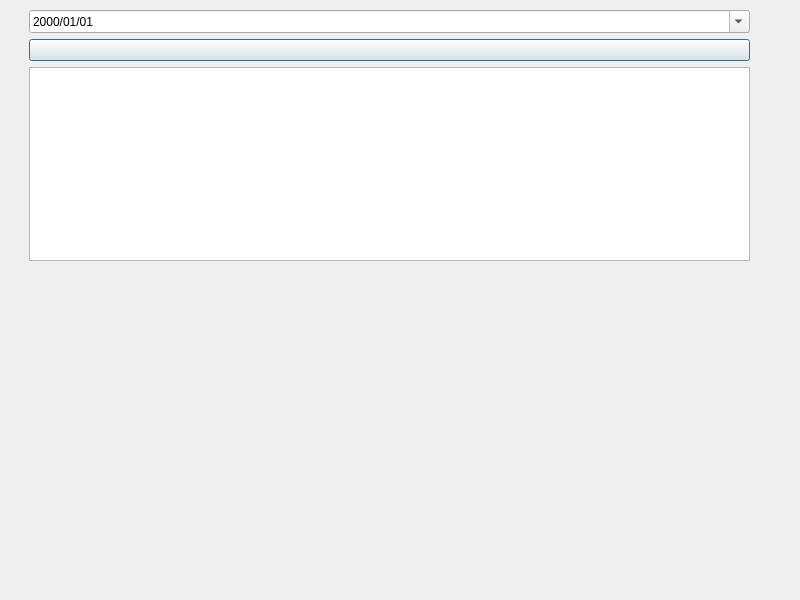
Above: form/ViewInventaire.ui from Alt68719/projet_achats before the change. Below: the same form after it.
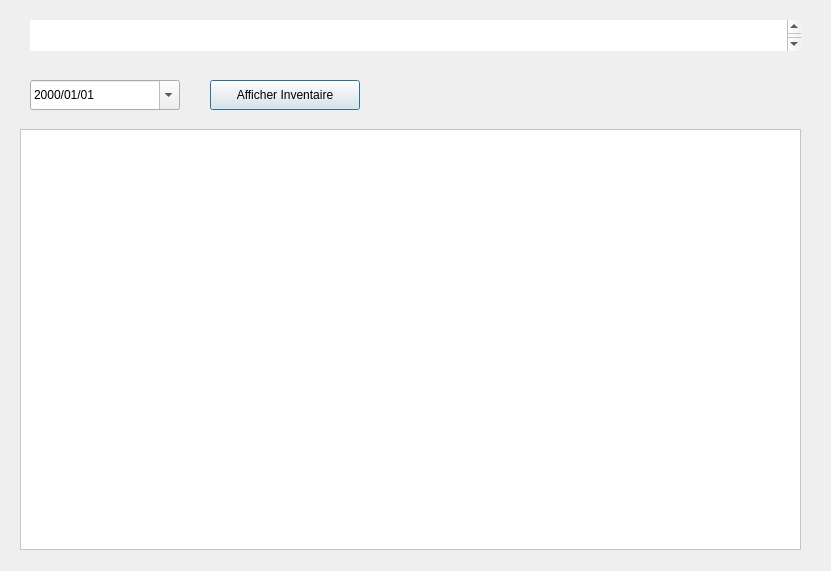
That is the form after the change. Icons and pictures are not drawn.

```diff
--- a/form/ViewInventaire.ui
+++ b/form/ViewInventaire.ui
@@ -6,25 +6,32 @@
    <rect>
     <x>0</x>
     <y>0</y>
-    <width>800</width>
-    <height>600</height>
+    <width>831</width>
+    <height>571</height>
    </rect>
   </property>
   <property name="windowTitle">
    <string>Inventaire Journalier</string>
   </property>
-  <widget class="QWidget" name="verticalLayoutWidget">
-   <property name="geometry">
-    <rect>
-     <x>29</x>
-     <y>10</y>
-     <width>721</width>
-     <height>251</height>
-    </rect>
-   </property>
-   <layout class="QVBoxLayout" name="verticalLayout">
-    <item>
+  <property name="styleSheet">
+   <string notr="true">QTableView{
+	background-color: white;
+}QWidget#ViewInventaire {
+    border-image: url(&quot;C:/projet_QT/projet_achats/image000/fond02.jpg&quot;) 0 0 0 0 stretch stretch;
+}
+
+
+</string>
+  </property>
      <widget class="QDateEdit" name="dateEdit">
+   <property name="geometry">
+    <rect>
+     <x>30</x>
+     <y>80</y>
+     <width>150</width>
+     <height>30</height>
+    </rect>
+   </property>
       <property name="displayFormat">
        <string>yyyy/MM/dd</string>
       </property>
@@ -39,21 +46,57 @@
        </date>
       </property>
      </widget>
-    </item>
-    <item>
      <widget class="QPushButton" name="btnAfficher">
+   <property name="geometry">
+    <rect>
+     <x>210</x>
+     <y>80</y>
+     <width>150</width>
+     <height>30</height>
+    </rect>
+   </property>
       <property name="text">
-      <rect>
-        <width>100</width>
-      </rect>
        <string>Afficher Inventaire</string>
       </property>
      </widget>
-    </item>
-    <item>
-     <widget class="QTableView" name="tableView"/>
-    </item>
-   </layout>
+  <widget class="QTableView" name="tableView">
+   <property name="geometry">
+    <rect>
+     <x>20</x>
+     <y>129</y>
+     <width>781</width>
+     <height>421</height>
+    </rect>
+   </property>
+  </widget>
+  <widget class="QTextBrowser" name="textBrowser">
+   <property name="geometry">
+    <rect>
+     <x>10</x>
+     <y>10</y>
+     <width>811</width>
+     <height>51</height>
+    </rect>
+   </property>
+   <property name="styleSheet">
+    <string notr="true">QTextBrowser {
+    border-image: url(&quot;C:/projet_QT/projet_achats/image000/fond03.jpg&quot;) 0 0 0 0 stretch stretch;
+    border: none;
+    padding: 10px 20px;
+    color: white;
+    font-weight: bold;
+}</string>
+   </property>
+   <property name="html">
+    <string>&lt;!DOCTYPE HTML PUBLIC &quot;-//W3C//DTD HTML 4.0//EN&quot; &quot;http://www.w3.org/TR/REC-html40/strict.dtd&quot;&gt;
+&lt;html&gt;&lt;head&gt;&lt;meta name=&quot;qrichtext&quot; content=&quot;1&quot; /&gt;&lt;meta charset=&quot;utf-8&quot; /&gt;&lt;style type=&quot;text/css&quot;&gt;
+p, li { white-space: pre-wrap; }
+hr { height: 1px; border-width: 0; }
+li.unchecked::marker { content: &quot;\2610&quot;; }
+li.checked::marker { content: &quot;\2612&quot;; }
+&lt;/style&gt;&lt;/head&gt;&lt;body style=&quot; font-family:'Segoe UI'; font-size:9pt; font-weight:700; font-style:normal;&quot;&gt;
+&lt;p style=&quot; margin-top:0px; margin-bottom:0px; margin-left:0px; margin-right:0px; -qt-block-indent:0; text-indent:0px;&quot;&gt;&lt;span style=&quot; font-size:20pt;&quot;&gt;Inventaire : &lt;/span&gt;&lt;/p&gt;&lt;/body&gt;&lt;/html&gt;</string>
+   </property>
   </widget>
  </widget>
  <resources/>
```
Lines whose indentation alone changed are shown as unchanged.
